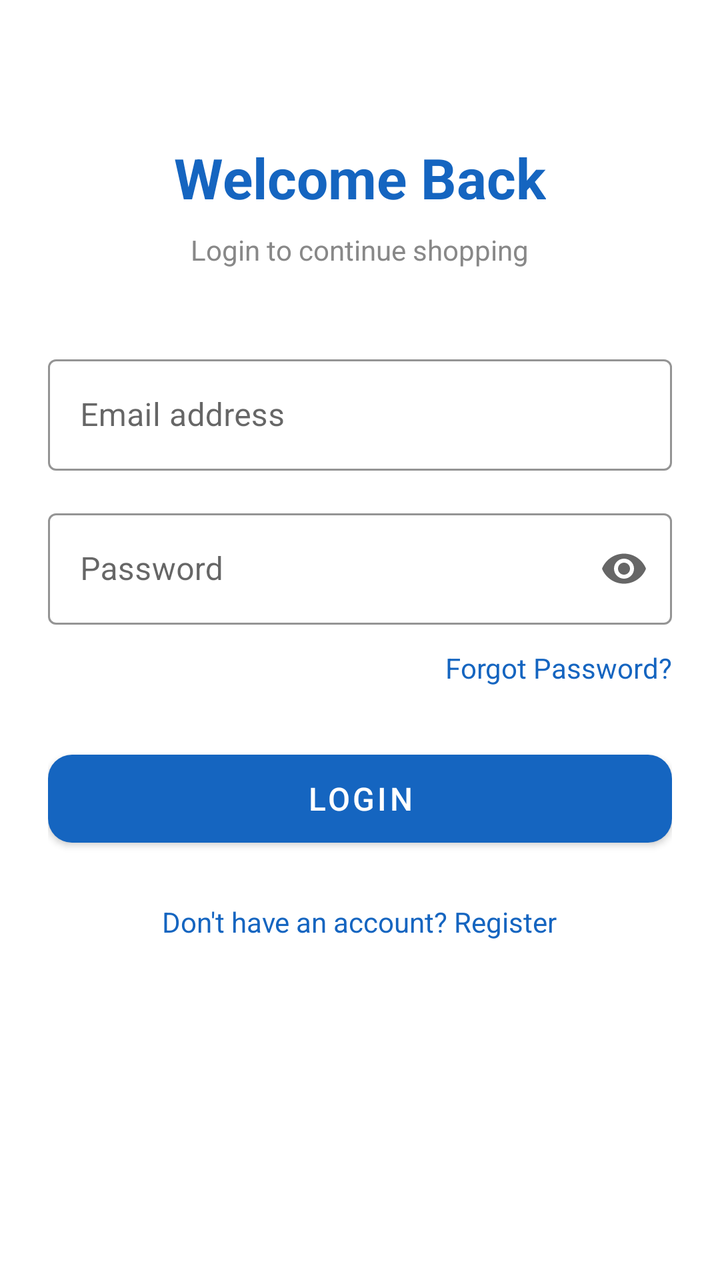
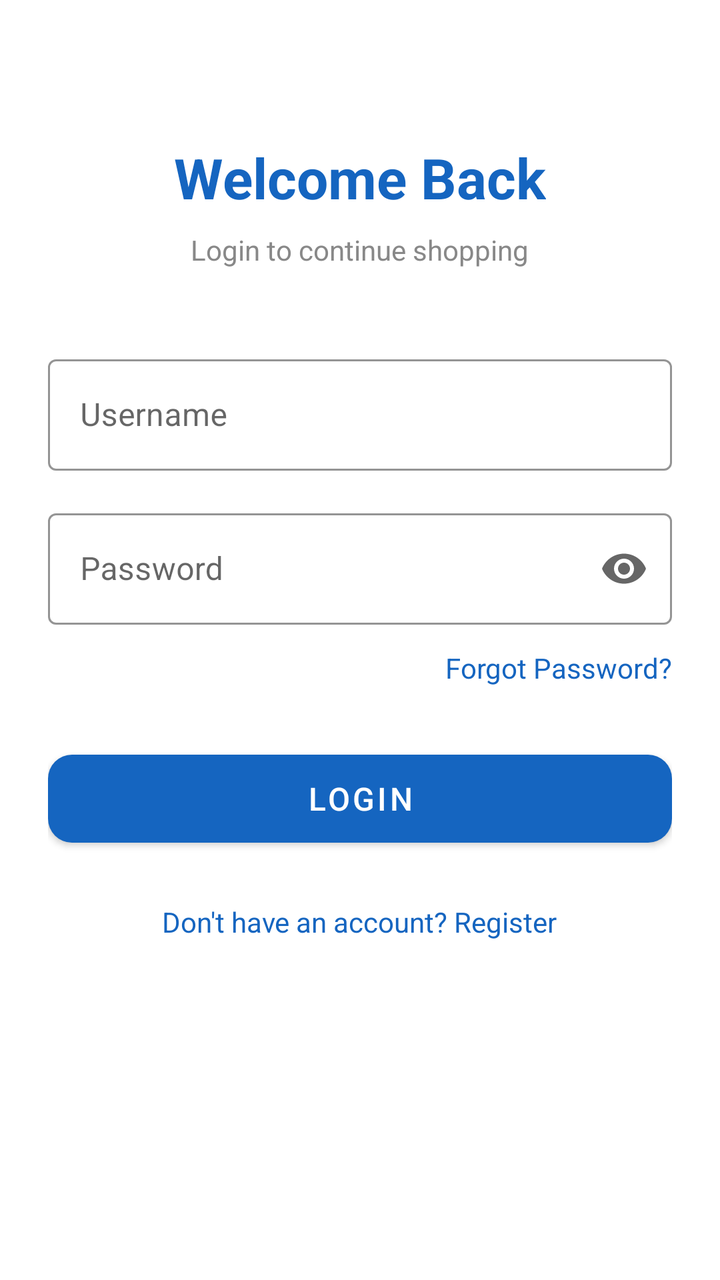

Before-and-after screenshots of an Android layout around one commit, followed by the original layout XML and the change that was made.
<!-- AndroidManifest.xml: another module's application theme Theme.NextCart -->
<!-- res/layout/activity_login.xml -->
<?xml version="1.0" encoding="utf-8"?>
<LinearLayout
    xmlns:android="http://schemas.android.com/apk/res/android"
    xmlns:app="http://schemas.android.com/apk/res-auto"
    android:layout_width="match_parent"
    android:layout_height="match_parent"
    android:orientation="vertical"
    android:gravity="center_horizontal"
    android:paddingStart="24dp"
    android:paddingEnd="24dp"
    android:paddingTop="60dp"
    android:paddingBottom="24dp">

    <TextView
        android:id="@+id/tvTitle"
        android:layout_width="wrap_content"
        android:layout_height="wrap_content"
        android:text="Welcome Back"
        android:paddingTop="10dp"
        android:textSize="28sp"
        android:textStyle="bold"
        android:textColor="@color/brand_primary" />

    <TextView
        android:id="@+id/tvSubtitle"
        android:layout_width="wrap_content"
        android:layout_height="wrap_content"
        android:text="Login to continue shopping"
        android:textSize="14sp"
        android:textColor="#888888"
        android:layout_marginTop="8dp" />

    <com.google.android.material.textfield.TextInputLayout
        android:id="@+id/tilEmail"
        style="@style/Widget.MaterialComponents.TextInputLayout.OutlinedBox"
        android:layout_width="match_parent"
        android:layout_height="wrap_content"
        android:hint="Email address"
        android:layout_marginTop="40dp"
        app:boxStrokeColor="@color/brand_primary">

        <com.google.android.material.textfield.TextInputEditText
            android:id="@+id/etEmail"
            android:layout_width="match_parent"
            android:layout_height="wrap_content"
            android:inputType="textEmailAddress"
            android:maxLines="1" />

    </com.google.android.material.textfield.TextInputLayout>

    <com.google.android.material.textfield.TextInputLayout
        android:id="@+id/tilPassword"
        style="@style/Widget.MaterialComponents.TextInputLayout.OutlinedBox"
        android:layout_width="match_parent"
        android:layout_height="wrap_content"
        android:hint="Password"
        android:layout_marginTop="16dp"
        app:boxStrokeColor="@color/brand_primary"
        app:endIconMode="password_toggle">

        <com.google.android.material.textfield.TextInputEditText
            android:id="@+id/etPassword"
            android:layout_width="match_parent"
            android:layout_height="wrap_content"
            android:inputType="textPassword"
            android:maxLines="1" />

    </com.google.android.material.textfield.TextInputLayout>

    <TextView
        android:id="@+id/tvForgotPassword"
        android:layout_width="wrap_content"
        android:layout_height="wrap_content"
        android:text="Forgot Password?"
        android:textColor="@color/brand_primary"
        android:textSize="14sp"
        android:layout_gravity="end"
        android:layout_marginTop="12dp" />

    <com.google.android.material.button.MaterialButton
        android:id="@+id/btnLogin"
        android:layout_width="match_parent"
        android:layout_height="56dp"
        android:text="Login"
        android:textSize="16sp"
        android:layout_marginTop="28dp"
        app:cornerRadius="12dp"
        app:backgroundTint="@color/brand_primary" />

    <ProgressBar
        android:id="@+id/progressBar"
        android:layout_width="40dp"
        android:layout_height="40dp"
        android:layout_marginTop="16dp"
        android:visibility="gone"
        android:indeterminate="true" />

    <TextView
        android:id="@+id/tvRegister"
        android:layout_width="wrap_content"
        android:layout_height="wrap_content"
        android:text="Don't have an account? Register"
        android:textSize="14sp"
        android:textColor="@color/brand_primary"
        android:layout_marginTop="24dp" />

</LinearLayout>
<!-- resources referenced by this layout -->
<resources>
  <color name="brand_primary">#1565C0</color>
  <style name="Theme.NextCart" parent="Theme.MaterialComponents.Light.NoActionBar">
  
          <item name="colorPrimary">@color/brand_primary</item>
          <item name="colorSecondary">@color/brand_secondary</item>
  
          <item name="android:statusBarColor">@color/brand_surface</item>
          <item name="android:navigationBarColor">@color/brand_surface</item>
  
          
          <item name="android:windowLightStatusBar">true</item>
          <item name="android:windowLightNavigationBar">true</item>
  
          <item name="android:forceDarkAllowed">false</item>
  
      </style>
  <color name="brand_secondary">#42A5F5</color>
  <color name="brand_surface">#FFFFFF</color>
</resources>

<!-- the commit's change to res/layout/activity_login.xml (unified diff, before → after) -->
@@ -35,7 +35,7 @@
         style="@style/Widget.MaterialComponents.TextInputLayout.OutlinedBox"
         android:layout_width="match_parent"
         android:layout_height="wrap_content"
-        android:hint="Email address"
+        android:hint="Username"
         android:layout_marginTop="40dp"
         app:boxStrokeColor="@color/brand_primary">
 
